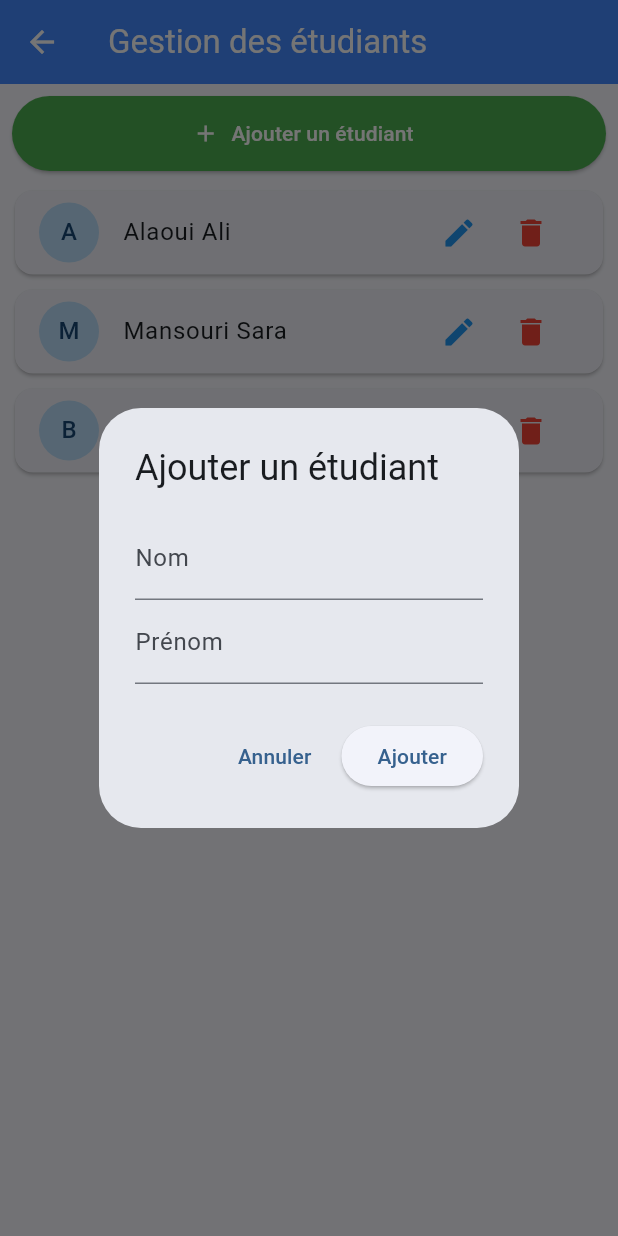
After one commit to HAMZAZAWAK17/Flutter_fullproject, a Flutter app: the StudentsPage screen opened directly, after a tap on "Ajouter un étudiant", on a phone screen of 412 x 824 dp. The commit adds this screen. Run offline on Flutter 3.47's test engine with Material 3 defaults, Android fonts, the phone set to English and light mode, and no system bars; our stand-ins replace image_picker, video_player.

Commit message:
12012026V3COMMIT

```diff
--- /dev/null
+++ b/lib/pages/students.page.dart
@@ -0,0 +1,197 @@
+import 'package:flutter/material.dart';
+
+class StudentsPage extends StatefulWidget {
+  const StudentsPage({super.key});
+
+  @override
+  State<StudentsPage> createState() => _StudentsPageState();
+}
+
+class _StudentsPageState extends State<StudentsPage> {
+  // Liste des étudiants (données initiales)
+  List<Map<String, String>> students = [
+    {"nom": "Alaoui", "prenom": "Ali"},
+    {"nom": "Mansouri", "prenom": "Sara"},
+    {"nom": "Benani", "prenom": "Omar"},
+  ];
+
+  // Contrôleurs pour les champs de texte
+  final TextEditingController _nomController = TextEditingController();
+  final TextEditingController _prenomController = TextEditingController();
+
+  // Fonction pour ajouter un étudiant
+  void _addStudent() {
+    _nomController.clear();
+    _prenomController.clear();
+
+    showDialog(
+      context: context,
+      builder: (context) => AlertDialog(
+        title: const Text("Ajouter un étudiant"),
+        content: Column(
+          mainAxisSize: MainAxisSize.min,
+          children: [
+            TextField(
+              controller: _nomController,
+              decoration: const InputDecoration(labelText: "Nom"),
+            ),
+            TextField(
+              controller: _prenomController,
+              decoration: const InputDecoration(labelText: "Prénom"),
+            ),
+          ],
+        ),
+        actions: [
+          TextButton(
+            onPressed: () => Navigator.pop(context),
+            child: const Text("Annuler"),
+          ),
+          ElevatedButton(
+            onPressed: () {
+              setState(() {
+                students.add({
+                  "nom": _nomController.text,
+                  "prenom": _prenomController.text,
+                });
+              });
+              Navigator.pop(context);
+            },
+            child: const Text("Ajouter"),
+          ),
+        ],
+      ),
+    );
+  }
+
+  // Fonction pour modifier un étudiant
+  void _editStudent(int index) {
+    _nomController.text = students[index]["nom"]!;
+    _prenomController.text = students[index]["prenom"]!;
+
+    showDialog(
+      context: context,
+      builder: (context) => AlertDialog(
+        title: const Text("Modifier l'étudiant"),
+        content: Column(
+          mainAxisSize: MainAxisSize.min,
+          children: [
+            TextField(
+              controller: _nomController,
+              decoration: const InputDecoration(labelText: "Nom"),
+            ),
+            TextField(
+              controller: _prenomController,
+              decoration: const InputDecoration(labelText: "Prénom"),
+            ),
+          ],
+        ),
+        actions: [
+          TextButton(
+            onPressed: () => Navigator.pop(context),
+            child: const Text("Annuler"),
+          ),
+          ElevatedButton(
+            onPressed: () {
+              setState(() {
+                students[index] = {
+                  "nom": _nomController.text,
+                  "prenom": _prenomController.text,
+                };
+              });
+              Navigator.pop(context);
+            },
+            child: const Text("Sauvegarder"),
+          ),
+        ],
+      ),
+    );
+  }
+
+  // Fonction pour supprimer un étudiant
+  void _deleteStudent(int index) {
+    showDialog(
+      context: context,
+      builder: (context) => AlertDialog(
+        title: const Text("Supprimer"),
+        content: Text("Voulez-vous vraiment supprimer ${students[index]['prenom']} ${students[index]['nom']} ?"),
+        actions: [
+          TextButton(
+            onPressed: () => Navigator.pop(context),
+            child: const Text("Non"),
+          ),
+          ElevatedButton(
+            onPressed: () {
+              setState(() {
+                students.removeAt(index);
+              });
+              Navigator.pop(context);
+            },
+            style: ElevatedButton.styleFrom(backgroundColor: Colors.red),
+            child: const Text("Oui", style: TextStyle(color: Colors.white)),
+          ),
+        ],
+      ),
+    );
+  }
+
+  @override
+  Widget build(BuildContext context) {
+    return Scaffold(
+      appBar: AppBar(
+        title: const Text("Gestion des étudiants"),
+        backgroundColor: Colors.blueAccent,
+        foregroundColor: Colors.white,
+      ),
+      body: Column(
+        children: [
+          // Bouton Ajouter en haut
+          Padding(
+            padding: const EdgeInsets.all(8.0),
+            child: ElevatedButton.icon(
+              onPressed: _addStudent,
+              icon: const Icon(Icons.add),
+              label: const Text("Ajouter un étudiant"),
+              style: ElevatedButton.styleFrom(
+                minimumSize: const Size(double.infinity, 50),
+                backgroundColor: Colors.green,
+                foregroundColor: Colors.white,
+              ),
+            ),
+          ),
+
+          // Liste des étudiants
+          Expanded(
+            child: ListView.builder(
+              itemCount: students.length,
+              itemBuilder: (context, index) {
+                return Card(
+                  margin: const EdgeInsets.symmetric(horizontal: 10, vertical: 5),
+                  child: ListTile(
+                    leading: CircleAvatar(
+                      backgroundColor: Colors.blue.shade100,
+                      child: Text(students[index]["nom"]![0].toUpperCase()),
+                    ),
+                    title: Text("${students[index]["nom"]} ${students[index]["prenom"]}"),
+                    trailing: Row(
+                      mainAxisSize: MainAxisSize.min,
+                      children: [
+                        IconButton(
+                          icon: const Icon(Icons.edit, color: Colors.blue),
+                          onPressed: () => _editStudent(index),
+                        ),
+                        IconButton(
+                          icon: const Icon(Icons.delete, color: Colors.red),
+                          onPressed: () => _deleteStudent(index),
+                        ),
+                      ],
+                    ),
+                  ),
+                );
+              },
+            ),
+          ),
+        ],
+      ),
+    );
+  }
+}
```
Also changed, not shown: lib/pages/home_page.dart (+16 -0 lines).
